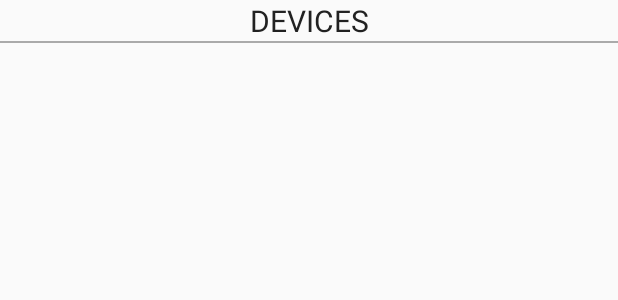
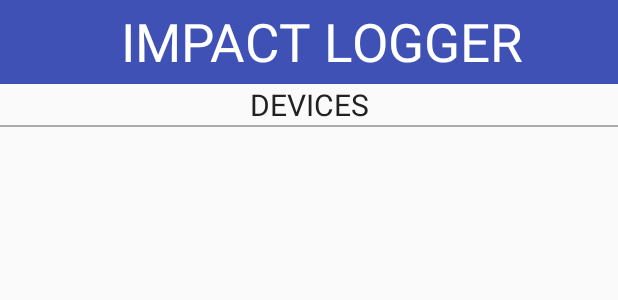
Before and after one commit to PrateeshGoswami/ImpactLogger2, an Android app: the layout activity_main.xml on its own in the app's theme, with its tools: preview values and no code run, on a phone screen of 412 x 824 dp. Shown: the top 300 px of the screen. Run offline under Robolectric (Android 15) with nearby library versions, the phone set to English and light mode, and no system bars.

Commit message:
Add toolbar

```diff
--- a/app/src/main/res/layout/activity_main.xml
+++ b/app/src/main/res/layout/activity_main.xml
@@ -1,7 +1,25 @@
 <?xml version="1.0" encoding="utf-8"?>
 <LinearLayout xmlns:android="http://schemas.android.com/apk/res/android"
-    android:orientation="vertical" android:layout_width="match_parent"
+    xmlns:app="http://schemas.android.com/apk/res-auto"
+    android:orientation="vertical"
+    android:layout_width="match_parent"
     android:layout_height="match_parent">
+    <android.support.v7.widget.Toolbar
+        android:id="@+id/toolbar"
+        android:layout_width="match_parent"
+        android:layout_height="?attr/actionBarSize"
+        android:background="?attr/colorPrimary"
+
+        >
+        <TextView
+            android:layout_width="match_parent"
+            android:layout_height="match_parent"
+            android:text="IMPACT LOGGER"
+            android:textSize="@dimen/app_name_size"
+            android:textColor="@color/app_name"
+            android:gravity = "center"
+            android:id="@+id/toolbar_title" />
+    </android.support.v7.widget.Toolbar>
     <TextView
         android:layout_width="match_parent"
         android:layout_height="wrap_content"
--- a/app/src/main/res/values/styles.xml
+++ b/app/src/main/res/values/styles.xml
@@ -1,19 +1,11 @@
 <resources>
 
     <!-- Base application theme. -->
-    <style name="AppTheme" parent="Theme.AppCompat.Light.DarkActionBar">
+    <style name="AppTheme" parent="Theme.AppCompat.Light.NoActionBar">
         <!-- Customize your theme here. -->
-        <item name="colorPrimary">@color/primary</item>
-        <item name="colorPrimaryDark">@color/primary_dark</item>
+        <item name="colorPrimary">@color/colorPrimary</item>
+        <item name="colorPrimaryDark">@color/colorPrimaryDark</item>
         <item name="colorAccent">@color/colorAccent</item>
     </style>
 
-    <style name="AppTheme.NoActionBar">
-        <item name="windowActionBar">false</item>
-        <item name="windowNoTitle">true</item>
-    </style>
-
-    <style name="AppTheme.AppBarOverlay" parent="ThemeOverlay.AppCompat.Dark.ActionBar" />
-
-    <style name="AppTheme.PopupOverlay" parent="ThemeOverlay.AppCompat.Light" />
 </resources>
```
